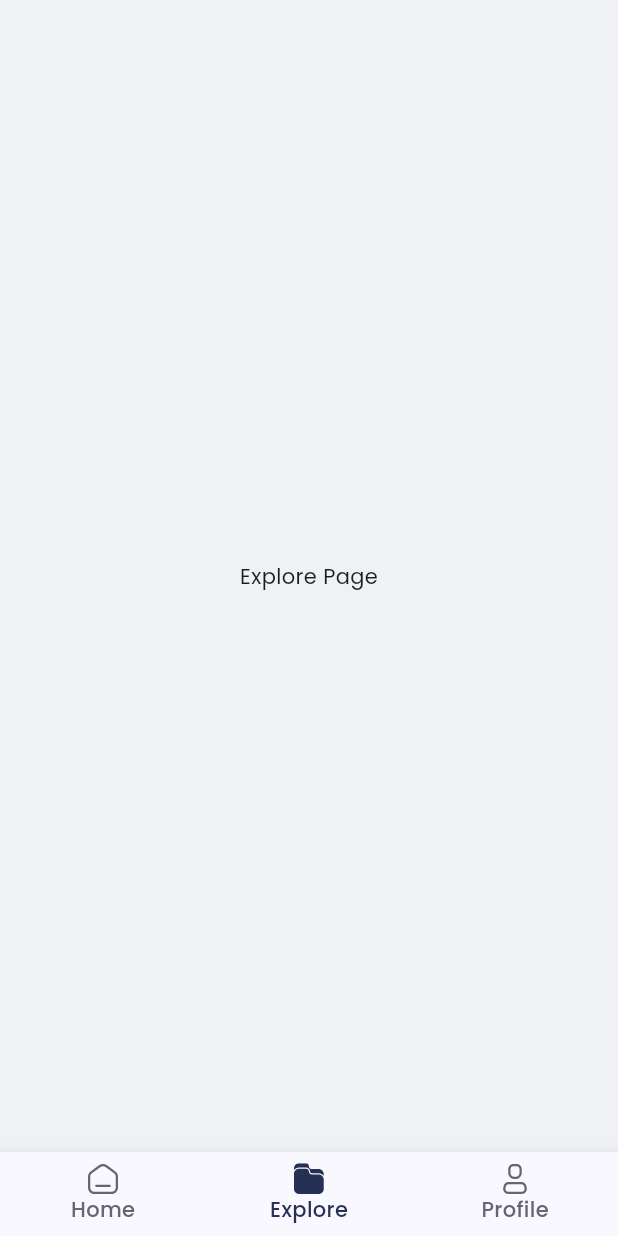
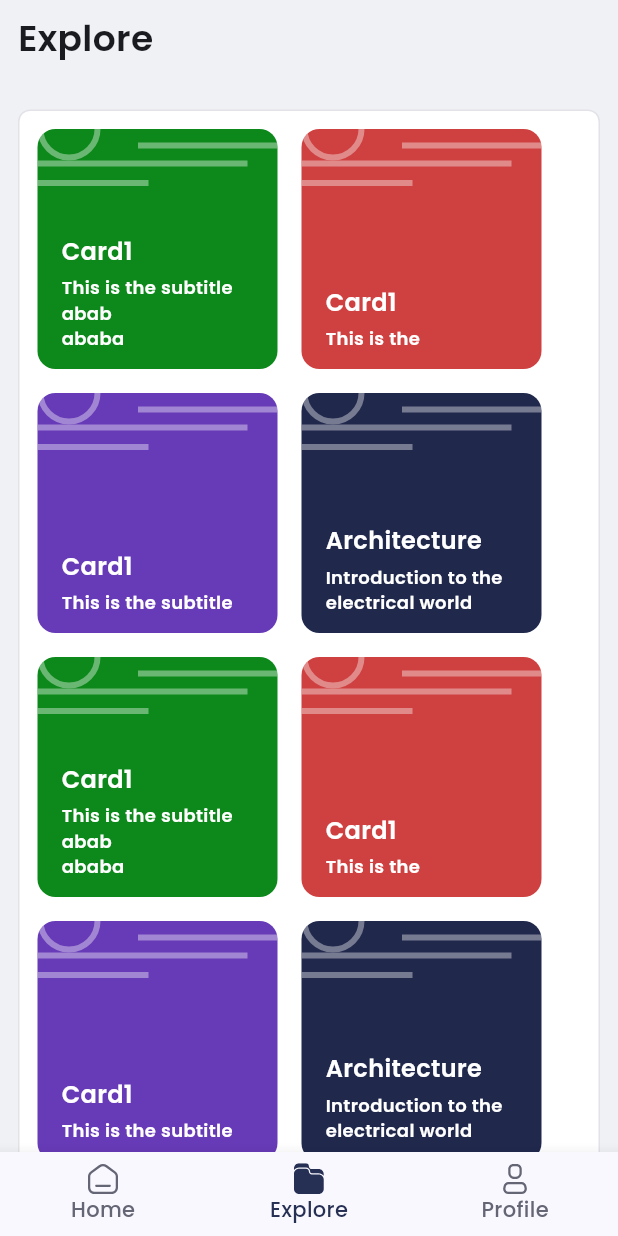
Before and after one commit to sdslabs/StudyPortal-Mobile-Frontend, a Flutter app: the screen it shows after launch, item 2 of the bottom bar chosen, on a phone screen of 412 x 824 dp. Run offline on Flutter 3.47's test engine with Material 3 defaults, Android fonts, the phone set to English and light mode, and no system bars; our stand-ins replace flutter_svg.

Commit message:
Create Explore Page Main Section

```diff
--- a/lib/components/course_card.dart
+++ b/lib/components/course_card.dart
@@ -21,6 +21,7 @@ class CourseCard extends StatelessWidget {
   Widget build(BuildContext context) {
     return Container(
       width: 160,
+      height: 160,
       padding: const EdgeInsets.only(bottom: 12),
       decoration: BoxDecoration(
           color: themeColor, borderRadius: BorderRadius.circular(12)),
@@ -55,7 +56,6 @@ class CourseCard extends StatelessWidget {
             Container(
               padding: const EdgeInsets.only(left: 16),
               width: double.infinity,
-              // color: Colors.red,
               child: Column(
                 crossAxisAlignment: CrossAxisAlignment.start,
                 children: [
--- a/lib/components/file_tile.dart
+++ b/lib/components/file_tile.dart
@@ -10,19 +10,19 @@ class FileTile extends StatelessWidget {
 
   @override
   Widget build(BuildContext context) {
-    return Container(
+    return SizedBox(
       width: 336,
       height: 48,
       child: Row(
         // mainAxisAlignment: MainAxisAlignment.spaceBetween,
         children: [
           FileIcons(fileType: fileType),
-          SizedBox(
+          const SizedBox(
             width: 16,
           ),
           Text(
             title,
-            style: TextStyle(fontWeight: FontWeight.w400, fontSize: 14),
+            style: const TextStyle(fontWeight: FontWeight.w400, fontSize: 14),
           ),
           const Spacer(),
           const MoreVerticalDots(),
--- a/lib/main.dart
+++ b/lib/main.dart
@@ -36,7 +36,7 @@ class _StudyPortalState extends State<StudyPortal> {
           textTheme: const TextTheme(titleLarge: TextStyle()),
           fontFamily: "Poppins",
           colorScheme: ColorScheme.fromSeed(seedColor: const Color(0xFF263054)),
-          scaffoldBackgroundColor: Color(0xFFF0F1F5)),
+          scaffoldBackgroundColor: const Color(0xFFF0F1F5)),
       debugShowCheckedModeBanner: false,
       home: Scaffold(
         body: _pages[_currentIndex],
--- /dev/null
+++ b/lib/pages/explore_page/components/explore_main_section.dart
@@ -0,0 +1,46 @@
+import 'package:flutter/material.dart';
+
+class ExploreMainSection extends StatelessWidget {
+  const ExploreMainSection({
+    super.key,
+    required this.size,
+    required this.CourseCards,
+  });
+
+  final Size size;
+  final List<Widget> CourseCards;
+
+  @override
+  Widget build(BuildContext context) {
+    return Container(
+      padding: const EdgeInsets.all(12),
+      decoration: BoxDecoration(
+          color: Colors.white,
+          border: Border.all(color: const Color(0xFFE3E2E8), width: 1),
+          borderRadius: BorderRadius.circular(8)),
+      child: Column(
+        children: [
+          Container(
+              child: Column(
+            children: [
+              for (int index = 0; index < CourseCards.length; index += 2)
+                Column(
+                  children: [
+                    Row(
+                      children: [
+                        CourseCards[index],
+                        const SizedBox(width: 16),
+                        if (index + 1 < CourseCards.length)
+                          CourseCards[index + 1],
+                      ],
+                    ),
+                    const SizedBox(height: 16)
+                  ],
+                )
+            ],
+          )),
+        ],
+      ),
+    );
+  }
+}
--- a/lib/pages/explore_page/explore_page.dart
+++ b/lib/pages/explore_page/explore_page.dart
@@ -1,12 +1,138 @@
 import 'package:flutter/material.dart';
+import 'package:studyportal/components/course_card.dart';
+import 'package:studyportal/tools/pin_enum.dart';
+// import 'package:studyportal/pages/explore_page/components/horizontal_tabs.dart';
+import 'package:studyportal/pages/explore_page/components/explore_main_section.dart';
 
 class ExplorePage extends StatelessWidget {
   const ExplorePage({super.key});
 
   @override
   Widget build(BuildContext context) {
-    return const Scaffold(
-      body: Center(child: Text("Explore Page")),
-    );
+    var size = MediaQuery.of(context).size;
+    const List<Widget> CourseCards = [
+      // CourseCard(
+      //   title: "Architecture",
+      //   subtitle: "Introduction to the electrical world",
+      //   themeColor: Color(0xFF20284C),
+      //   pin: Pin.none,
+      // ),
+      CourseCard(
+        title: "Card1",
+        subtitle: "This is the subtitle\nabab\nababa",
+        themeColor: Color(0xFF0D891B),
+        pin: Pin.none,
+      ),
+      CourseCard(
+        title: "Card1",
+        subtitle: "This is the",
+        themeColor: Color(0xFFCF4141),
+        pin: Pin.none,
+      ),
+      CourseCard(
+        title: "Card1",
+        subtitle: "This is the subtitle",
+        themeColor: Colors.deepPurple,
+        pin: Pin.none,
+      ),
+      CourseCard(
+        title: "Architecture",
+        subtitle: "Introduction to the electrical world",
+        themeColor: Color(0xFF20284C),
+        pin: Pin.none,
+      ),
+      CourseCard(
+        title: "Card1",
+        subtitle: "This is the subtitle\nabab\nababa",
+        themeColor: Color(0xFF0D891B),
+        pin: Pin.none,
+      ),
+      CourseCard(
+        title: "Card1",
+        subtitle: "This is the",
+        themeColor: Color(0xFFCF4141),
+        pin: Pin.none,
+      ),
+      CourseCard(
+        title: "Card1",
+        subtitle: "This is the subtitle",
+        themeColor: Colors.deepPurple,
+        pin: Pin.none,
+      ),
+      CourseCard(
+        title: "Architecture",
+        subtitle: "Introduction to the electrical world",
+        themeColor: Color(0xFF20284C),
+        pin: Pin.none,
+      ),
+      CourseCard(
+        title: "Card1",
+        subtitle: "This is the subtitle\nabab\nababa",
+        themeColor: Color(0xFF0D891B),
+        pin: Pin.none,
+      ),
+      CourseCard(
+        title: "Card1",
+        subtitle: "This is the",
+        themeColor: Color(0xFFCF4141),
+        pin: Pin.none,
+      ),
+      CourseCard(
+        title: "Card1",
+        subtitle: "This is the subtitle",
+        themeColor: Colors.deepPurple,
+        pin: Pin.none,
+      ),
+      CourseCard(
+        title: "Architecture",
+        subtitle: "Introduction to the electrical world",
+        themeColor: Color(0xFF20284C),
+        pin: Pin.none,
+      ),
+      CourseCard(
+        title: "Card1",
+        subtitle: "This is the subtitle\nabab\nababa",
+        themeColor: Color(0xFF0D891B),
+        pin: Pin.none,
+      ),
+      CourseCard(
+        title: "Card1",
+        subtitle: "This is the",
+        themeColor: Color(0xFFCF4141),
+        pin: Pin.none,
+      ),
+      CourseCard(
+        title: "Card1",
+        subtitle: "This is the subtitle",
+        themeColor: Colors.deepPurple,
+        pin: Pin.none,
+      ),
+    ];
+    return Scaffold(
+        body: SafeArea(
+      child: Padding(
+        padding: const EdgeInsets.symmetric(horizontal: 12.0),
+        child: ListView(
+          scrollDirection: Axis.vertical,
+          children: [
+            Container(
+              margin: const EdgeInsets.only(bottom: 23),
+              width: size.width,
+              height: 50,
+              child: const Row(
+                children: [
+                  Text(
+                    "Explore",
+                    style: TextStyle(fontWeight: FontWeight.w600, fontSize: 24),
+                  ),
+                  Spacer()
+                ],
+              ),
+            ),
+            ExploreMainSection(size: size, CourseCards: CourseCards),
+          ],
+        ),
+      ),
+    ));
   }
 }
--- a/lib/pages/home_page/components/more_info_button.dart
+++ b/lib/pages/home_page/components/more_info_button.dart
@@ -20,7 +20,7 @@ class MoreInfoButton extends StatelessWidget {
           const SizedBox(
             width: 2,
           ),
-          Container(
+          SizedBox(
             height: 16,
             width: 16,
             child: icon,
```
Also changed, not shown: lib/pages/home_page/components/bookmarked_section.dart (+11 -11 lines), lib/pages/home_page/components/pinned_section.dart (+7 -6 lines), lib/pages/home_page/components/recent_section.dart (+10 -10 lines), lib/pages/home_page/home_page.dart (+5 -8 lines), lib/pages/explore_page/components/horizontal_tab.dart (renamed from lib/components/pinned_card.dart).
